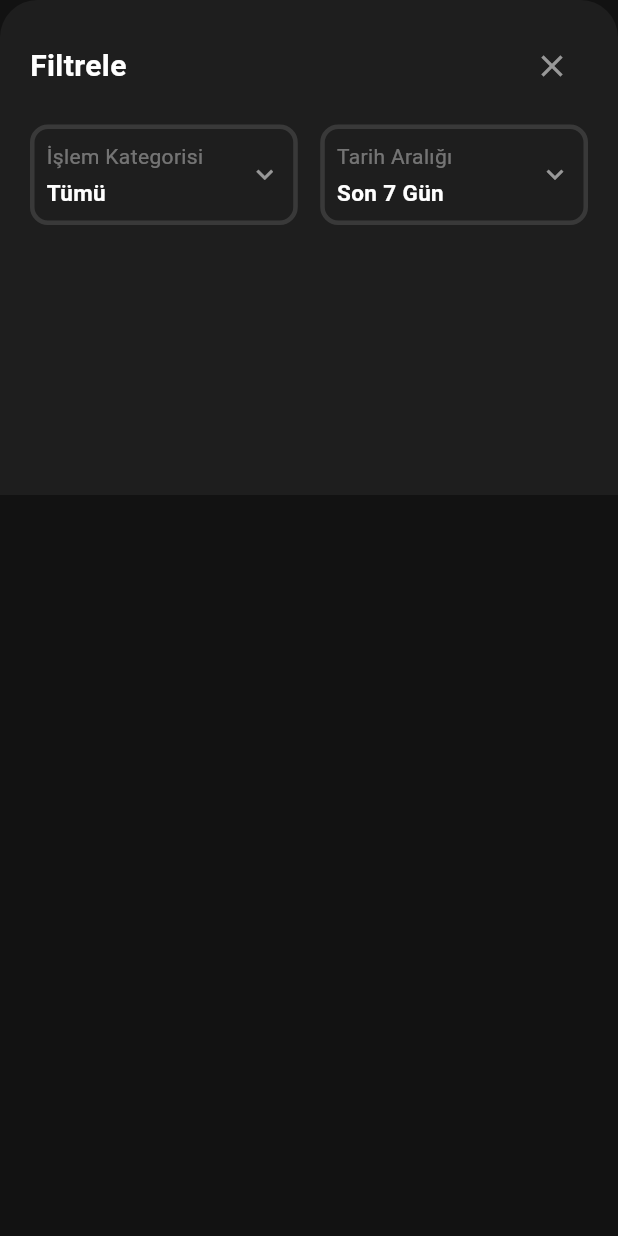
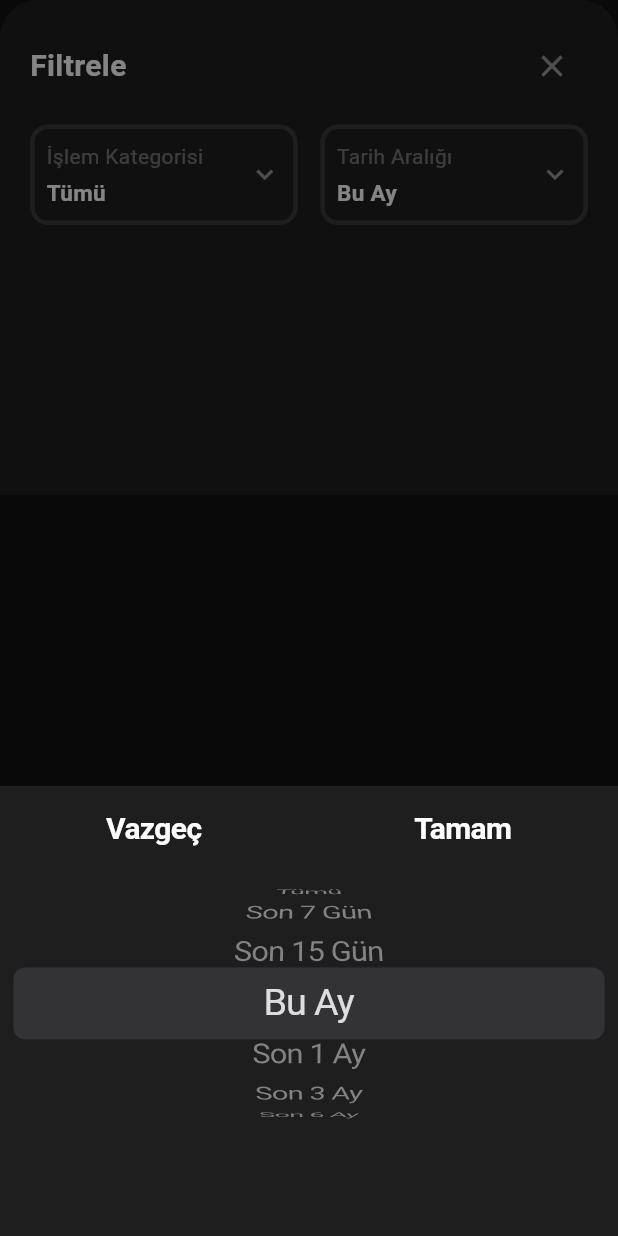
Before and after one commit to CihanAkkus/gelir_gider_takip, a Flutter app: the FilterBottomSheet widget shown alone on an empty page, opened directly, after a tap on "Tarih Aralığı", on a phone screen of 412 x 824 dp. Run offline on Flutter 3.47's test engine with Material 3 defaults, Android fonts, the light colour scheme and no system bars; our stand-ins replace get, sqflite; accounts and stored records are empty.

Commit message:
new features

```diff
--- a/lib/viewmodels/transaction_viewmodel.dart
+++ b/lib/viewmodels/transaction_viewmodel.dart
@@ -14,6 +14,21 @@ class TransactionViewModel extends GetxController {
 
   var selectedCategory = Rxn<CategoryModel>();
   var selectedDate = DateTime.now().obs;
+
+  var filterDateList = [
+    "Tümü",
+    "Son 7 Gün",
+    "Son 15 Gün",
+    "Bu Ay",
+    "Son 1 Ay",
+    "Son 3 Ay",
+    "Son 6 Ay",
+    "Bu Yıl",
+  ];
+
+  var selectedFilteredCategory = "Tümü".obs;
+  var selectedFilteredDate = "Bu Ay".obs;
+
   var isGider = true.obs;
   String lastQuery = "";
 
@@ -42,6 +57,8 @@ class TransactionViewModel extends GetxController {
     var fetchedTransactions = await _repository.getTransactions();
     transactions.assignAll(fetchedTransactions);
     filteredTransactions.assignAll(transactions);
+
+    applyFilters();
   }
 
   void addTransaction(TransactionModel transaction) async {
@@ -61,28 +78,100 @@ class TransactionViewModel extends GetxController {
   }
 
   void searchTransactions(String query) {
-    this.lastQuery = query;//single source of truth
-    if (query.isEmpty) {
-      filteredTransactions.assignAll(transactions);
-    } else {
-      var filteredList = transactions
+    this.lastQuery = query; //single source of truth yöntemi
+    applyFilters();
+  }
+
+  //eğer filtreleme işlemleri çok artarsa, bir helper method ile ayrı bir class-
+  //içerisinde yazabiliriz  bu methodu
+  void applyFilters() {
+    Iterable<TransactionModel> tempIterable = transactions;
+    final now = DateTime.now();
+
+    if (lastQuery.isNotEmpty) {
+      tempIterable = tempIterable
           .where(
-            (item) => item.title.toLowerCase().contains(query.toLowerCase()),
-          )
-          .toList();
-      filteredTransactions.assignAll(filteredList);
+            (item) =>
+                item.title.toLowerCase().contains(lastQuery.toLowerCase()),
+          );
     }
+
+    if (selectedFilteredCategory.value != "Tümü") {
+      tempIterable = tempIterable.where((item) {
+        return item.title.toLowerCase() ==
+            selectedFilteredCategory.value.toLowerCase();
+      });
+    }
+
+    if (selectedFilteredDate.value != "Tümü") {
+      switch (selectedFilteredDate.value) {
+        case "Son 7 Gün":
+          tempIterable = tempIterable.where((item) {
+            return //item.date.isBefore(now) &&
+            item.date.isAfter(now.subtract(Duration(days: 7)));
+          });
+          break;
+        case "Son 15 Gün":
+          tempIterable = tempIterable.where((item) {
+            return //item.date.isBefore(now) &&
+            item.date.isAfter(now.subtract(Duration(days: 15)));
+          });
+          break;
+        case "Bu Ay":
+          tempIterable = tempIterable.where((item) {
+            return //item.date.isBefore(now) &&
+            item.date.isAfter(
+              DateTime(now.year, now.month, 1).subtract(Duration(days: 1)),
+            );
+          });
+          break;
+        case "Son 1 Ay":
+          tempIterable = tempIterable.where((item) {
+            return //item.date.isBefore(now) &&
+            item.date.isAfter(now.subtract(Duration(days: 30)));
+          });
+          break;
+        case "Son 3 Ay":
+          tempIterable = tempIterable.where((item) {
+            return //item.date.isBefore(now) &&
+            item.date.isAfter(DateTime(now.year, now.month - 3, now.day));
+          });
+          break;
+        case "Son 6 Ay":
+          tempIterable = tempIterable.where((item) {
+            return //item.date.isBefore(now) &&
+            item.date.isAfter(DateTime(now.year, now.month - 6, now.day));
+          });
+          break;
+        case "Bu Yıl":
+          tempIterable = tempIterable.where((item) {
+            return //item.date.isBefore(now) &&
+            item.date.isAfter(
+              DateTime(now.year, 1, 1).subtract(Duration(days: 1)),
+            );
+          });
+          break;
+      }
+    }
+
+    filteredTransactions.assignAll(tempIterable.toList());
   }
 
   void updateDate(DateTime date) {
     selectedDate.value = date;
   }
 
-  double get totalIncome => transactions
+  //toplam gelir ve gider değerleri filtrelere göre çalışabilecek
+  double get totalIncome => filteredTransactions
       .where((t) => t.type == TransactionType.gelir)
       .fold(0.0, (sum, item) => sum + item.amount);
 
-  double get totalExpense => transactions
+  double get totalExpense => filteredTransactions
       .where((t) => t.type == TransactionType.gider)
       .fold(0.0, (sum, item) => sum + item.amount);
+
+  List<String> get categoryNames => [
+    "Tümü",
+    ...categories.map((category) => category.name).toList(),
+  ];
 }
--- a/lib/views/home_view.dart
+++ b/lib/views/home_view.dart
@@ -87,7 +87,7 @@ class HomeView extends GetView<TransactionViewModel> {
                 child: IconButton(
                   onPressed: () {
                     Get.bottomSheet(
-                      const FilterBottomSheet(),
+                       FilterBottomSheet(),
                       isScrollControlled: true,
                     );
                   },
--- a/lib/widgets/filter_bottom_sheet.dart
+++ b/lib/widgets/filter_bottom_sheet.dart
@@ -1,9 +1,10 @@
 import 'package:flutter/material.dart';
 import 'package:gelir_gider_takip/viewmodels/transaction_viewmodel.dart';
+import 'package:gelir_gider_takip/widgets/picker_helper.dart';
 import 'package:get/get.dart';
 
 class FilterBottomSheet extends GetView<TransactionViewModel> {
-  const FilterBottomSheet({super.key});
+  FilterBottomSheet({super.key});
 
   @override
   Widget build(BuildContext context) {
@@ -43,7 +44,14 @@ class FilterBottomSheet extends GetView<TransactionViewModel> {
             children: [
               Expanded(
                 child: GestureDetector(
-                  onTap: () {},
+                  onTap: () {
+                    PickerHelper.showWheelPicker(
+                      context,
+                      controller.selectedFilteredCategory,
+                      controller.categoryNames,
+                      controller.applyFilters,
+                    );
+                  },
                   child: Container(
                     decoration: BoxDecoration(
                       color: const Color(0xFF1E1E1E),
@@ -66,12 +74,14 @@ class FilterBottomSheet extends GetView<TransactionViewModel> {
                                   ),
                                 ),
                                 SizedBox(height: 4),
-                                Text(
-                                  "Tümü",
+                                Obx(
+                                  () => Text(
+                                    "${controller.selectedFilteredCategory}",
                                     style: TextStyle(
                                       color: Colors.white,
                                       fontSize: 15,
                                       fontWeight: FontWeight.w600,
+                                    ),
                                   ),
                                 ),
                               ],
@@ -92,7 +102,14 @@ class FilterBottomSheet extends GetView<TransactionViewModel> {
               SizedBox(width: 15),
               Expanded(
                 child: GestureDetector(
-                  onTap: () {},
+                  onTap: () {
+                    PickerHelper.showWheelPicker(
+                      context,
+                      controller.selectedFilteredDate,
+                      controller.filterDateList,
+                      controller.applyFilters,
+                    );
+                  },
                   child: Container(
                     decoration: BoxDecoration(
                       color: const Color(0xFF1E1E1E),
@@ -115,12 +132,14 @@ class FilterBottomSheet extends GetView<TransactionViewModel> {
                                   ),
                                 ),
                                 SizedBox(height: 4),
-                                Text(
-                                  "Son 7 Gün",
+                                Obx(
+                                  () => Text(
+                                    "${controller.selectedFilteredDate}",
                                     style: TextStyle(
                                       color: Colors.white,
                                       fontSize: 15,
                                       fontWeight: FontWeight.w600,
+                                    ),
                                   ),
                                 ),
                               ],
--- /dev/null
+++ b/lib/widgets/picker_helper.dart
@@ -0,0 +1,79 @@
+import 'package:flutter/cupertino.dart';
+import 'package:flutter/material.dart';
+import 'package:get/get.dart';
+
+class PickerHelper {
+  static Future showWheelPicker(
+    BuildContext context,
+    RxString filteredValue,
+    List<String> wheelList,
+    Function() onConfirm,
+  ) async {
+    String temporalFilteredValue = filteredValue.value;
+    int initialIndex = wheelList.indexOf(filteredValue.value);
+
+    if (initialIndex == -1) {
+      initialIndex = 0;
+    }
+
+    return await showCupertinoModalPopup(
+      context: context,
+      builder: (_) => Container(
+        height: 300,
+        color: Color(0xFF1E1E1E),
+        child: Column(
+          children: [
+            Row(
+              mainAxisAlignment: MainAxisAlignment.spaceAround,
+              children: [
+                CupertinoButton(
+                  child: const Text(
+                    "Vazgeç",
+                    style: TextStyle(
+                      color: Colors.white,
+                      fontSize: 20,
+                      fontWeight: FontWeight.w600,
+                    ),
+                  ),
+                  onPressed: () {
+                    Navigator.pop(context);
+                  },
+                ),
+                CupertinoButton(
+                  child: Text(
+                    "Tamam",
+                    style: TextStyle(
+                      color: Colors.white,
+                      fontSize: 20,
+                      fontWeight: FontWeight.w600,
+                    ),
+                  ),
+                  onPressed: () {
+                    filteredValue.value = temporalFilteredValue;
+                    Navigator.pop(context);
+                    onConfirm();
+                  },
+                ),
+              ],
+            ),
+            Expanded(
+              child: CupertinoPicker(
+                scrollController: FixedExtentScrollController(
+                  initialItem: initialIndex,
+                ),
+                itemExtent: 40,
+                magnification: 1.2,
+                useMagnifier: true,
+                onSelectedItemChanged: (index) {
+                  temporalFilteredValue = wheelList[index];
+                },
+                children: wheelList.map((e) => Center(child: Text(e))).toList(),
+              ),
+            ),
+            SizedBox(height: 65),
+          ],
+        ),
+      ),
+    );
+  }
+}
--- a/lib/widgets/save_button.dart
+++ b/lib/widgets/save_button.dart
@@ -28,7 +28,6 @@ class SaveButton extends StatelessWidget {
           ),
         ),
         onPressed: () {
-
           if (controller.selectedCategory.value == null ||
               amountController.text.isEmpty) {
             Get.snackbar(
```
Also changed, not shown: lib/views/add_transaction_view.dart (+22 -3 lines). Lines whose indentation alone changed are shown as unchanged.
